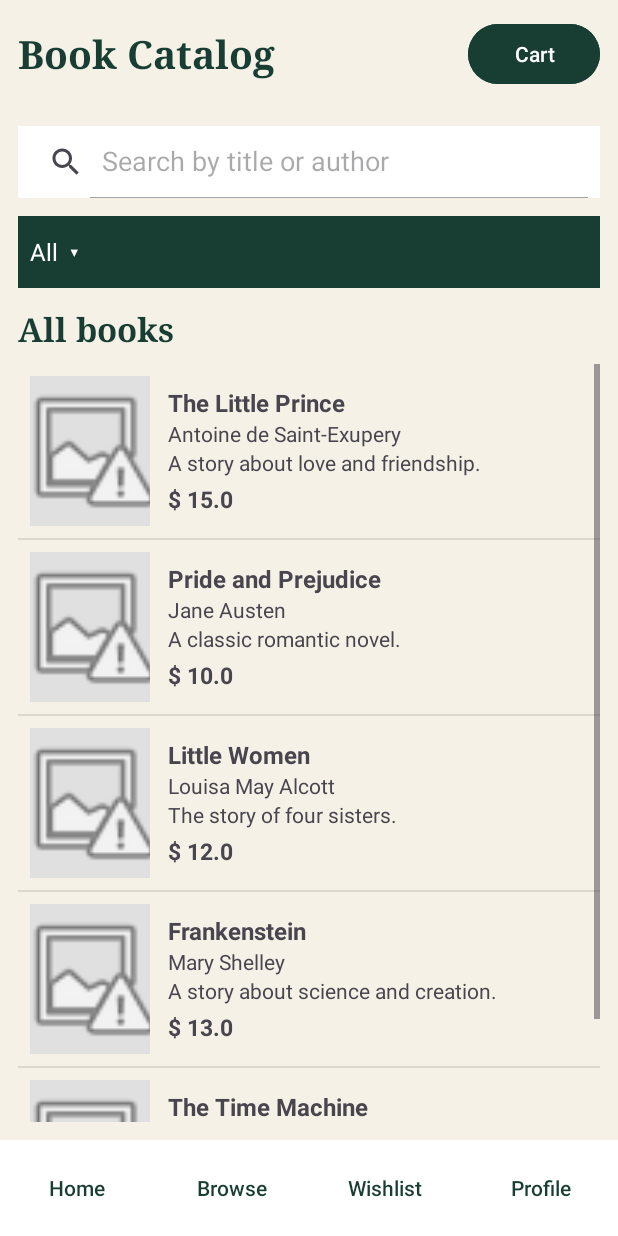
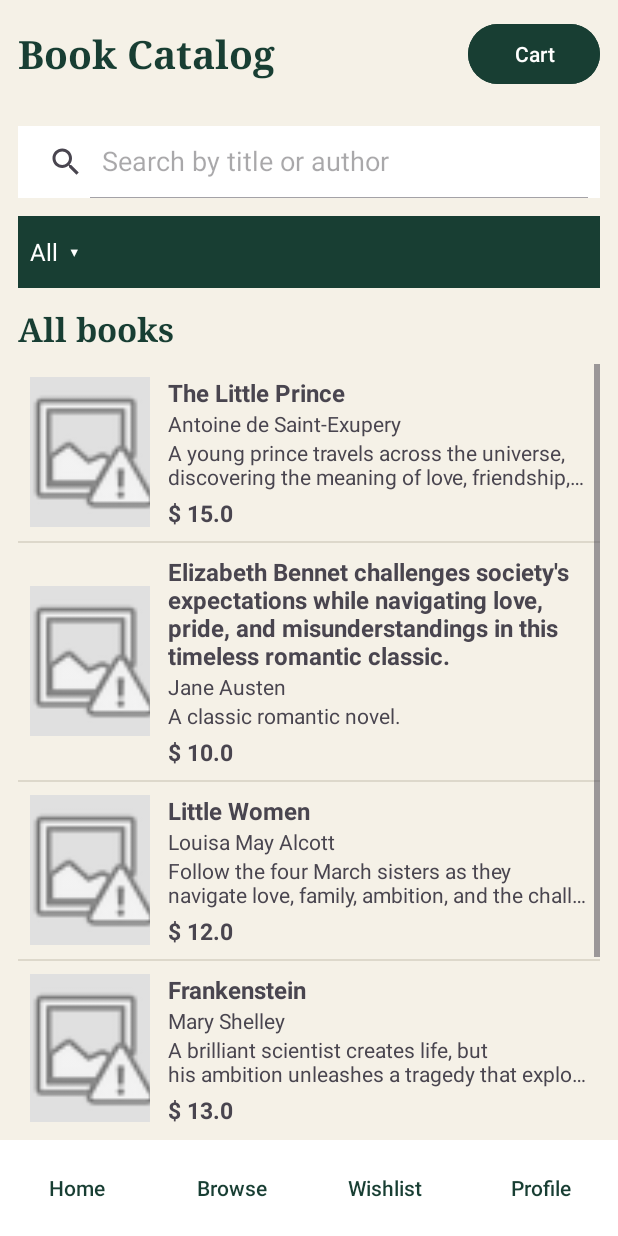
Before and after one commit to kellyMape/Novella-BookStore, an Android app: the screen it shows after launch once a user with an empty profile is signed in (MainActivity), after a tap on "Explore Books", on a phone screen of 412 x 824 dp. Run offline under Robolectric (Android 15) with nearby library versions, the phone set to English and light mode, and no system bars; our stand-ins replace Firebase (no records; nobody signed in at launch, a user with empty details on screens opened directly).

Commit message:
Add book details screen, Firebase covers and catalog improvements

```diff
--- a/app/src/main/java/com/example/novella/CatalogFragment.java
+++ b/app/src/main/java/com/example/novella/CatalogFragment.java
@@ -18,6 +18,8 @@ import androidx.fragment.app.Fragment;
 
 import java.util.ArrayList;
 import java.util.Locale;
+
+import com.google.firebase.storage.FirebaseStorage;
 
 public class CatalogFragment extends Fragment {
 
@@ -55,6 +57,27 @@ public class CatalogFragment extends Fragment {
 
         adapter = new BookAdapter(requireContext(), filteredBooks);
         listViewBooks.setAdapter(adapter);
+        listViewBooks.setOnItemClickListener(
+                (parent, itemView, position, id) -> {
+
+                    Book book = filteredBooks.get(position);
+
+                    android.content.Intent intent =
+                            new android.content.Intent(
+                                    requireContext(),
+                                    BookDetailsActivity.class);
+
+                    intent.putExtra("title", book.getTitle());
+                    intent.putExtra("author", book.getAuthor());
+                    intent.putExtra("description", book.getDescription());
+                    intent.putExtra("genre", book.getGenre());
+                    intent.putExtra("price", book.getPrice());
+                    intent.putExtra("coverUrl", book.getCoverUrl());
+
+                    startActivity(intent);
+                });
+
+        loadCovers();
 
         // Book genres
         String[] genres = {
@@ -167,14 +190,14 @@ public class CatalogFragment extends Fragment {
                 "1",
                 "The Little Prince",
                 "Antoine de Saint-Exupery",
-                "A story about love and friendship.",
+                "A young prince travels across the universe, discovering the meaning of love, friendship, and the things that truly matter in life.",
                 "Fantasy",
                 15.00, "", "", true
         ));
 
         booksList.add(new Book(
                 "2",
-                "Pride and Prejudice",
+                "Elizabeth Bennet challenges society's expectations while navigating love, pride, and misunderstandings in this timeless romantic classic.",
                 "Jane Austen",
                 "A classic romantic novel.",
                 "Romance",
@@ -185,7 +208,7 @@ public class CatalogFragment extends Fragment {
                 "3",
                 "Little Women",
                 "Louisa May Alcott",
-                "The story of four sisters.",
+                "Follow the four March sisters as they navigate love, family, ambition, and the challenges of growing up during the American Civil War.",
                 "Fiction",
                 12.00, "", "", true
         ));
@@ -194,7 +217,7 @@ public class CatalogFragment extends Fragment {
                 "4",
                 "Frankenstein",
                 "Mary Shelley",
-                "A story about science and creation.",
+                "A brilliant scientist creates life, but his ambition unleashes a tragedy that explores loneliness, responsibility, and the consequences of playing God.",
                 "Horror",
                 13.00, "", "", true
         ));
@@ -203,10 +226,38 @@ public class CatalogFragment extends Fragment {
                 "5",
                 "The Time Machine",
                 "H. G. Wells",
-                "A journey through time.",
+                "A daring inventor journeys thousands of years into the future, discovering a mysterious world where humanity has evolved in unexpected ways.",
                 "Science Fiction",
                 11.00, "", "", true
         ));
+    }
+
+    // Load book covers from Firebase Storage
+    private void loadCovers() {
+
+        String[] fileNames = {
+                "The Little Prince.jpg",
+                "pride_and_prejudice.jpg",
+                "1868 Little Women.jpg",
+                "Frankenstein.jpg",
+                "The Time Machine.jpg"
+        };
+
+        for (int i = 0; i < booksList.size(); i++) {
+
+            Book book = booksList.get(i);
+
+            FirebaseStorage.getInstance()
+                    .getReference("book-covers")
+                    .child(fileNames[i])
+                    .getDownloadUrl()
+                    .addOnSuccessListener(uri -> {
+
+                        book.setCoverUrl(uri.toString());
+                        adapter.notifyDataSetChanged();
+
+                    });
+        }
     }
 
     // Search and filter books
--- a/app/src/main/java/com/example/novella/MainActivity.java
+++ b/app/src/main/java/com/example/novella/MainActivity.java
@@ -13,9 +13,10 @@ import androidx.appcompat.app.AppCompatActivity;
 import com.google.firebase.auth.FirebaseAuth;
 import com.google.firebase.auth.FirebaseUser;
 
+
 public class MainActivity extends AppCompatActivity {
 
-    TextView email, pageTitle, temporarySection;
+    TextView email, showName, pageTitle, temporarySection;
 
     View homeSection, profileSection, fragmentContainer;
 
@@ -31,6 +32,7 @@ public class MainActivity extends AppCompatActivity {
         setContentView(R.layout.activity_main);
 
         email = findViewById(R.id.showEmail);
+        showName = findViewById(R.id.showName);
         pageTitle = findViewById(R.id.pageTitle);
 
         homeSection = findViewById(R.id.homeSection);
@@ -59,6 +61,9 @@ public class MainActivity extends AppCompatActivity {
         }
 
         email.setText(currentUser.getEmail());
+        if (currentUser.getDisplayName() != null) {
+            showName.setText(currentUser.getDisplayName());
+        }
 
         // Home
         btnHome.setOnClickListener(v -> showHome());
@@ -87,11 +92,6 @@ public class MainActivity extends AppCompatActivity {
         findViewById(R.id.btnPurchaseHistory).setOnClickListener(v ->
                 showMessage("Purchase History - Coming soon"));
 
-        findViewById(R.id.btnEditProfile).setOnClickListener(v ->
-                showMessage("Edit Profile - Coming soon"));
-
-        findViewById(R.id.btnChangePassword).setOnClickListener(v ->
-                showMessage("Change Password - Coming soon"));
 
         // Sign out
         signout.setOnClickListener(v -> {
@@ -213,10 +213,26 @@ public class MainActivity extends AppCompatActivity {
                 Toast.LENGTH_SHORT).show();
     }
 
+
     @Override
     protected void onSaveInstanceState(Bundle outState) {
         outState.putString("screen",
                 pageTitle.getText().toString());
         super.onSaveInstanceState(outState);
     }
+
+    // Update profile name
+    @Override
+    protected void onResume() {
+        super.onResume();
+
+        FirebaseUser user = firebaseAuth.getCurrentUser();
+
+        if (user != null && showName != null) {
+            String name = user.getDisplayName();
+
+            showName.setText(name == null || name.isEmpty()
+                    ? "Customer" : name);
+        }
+    }
 }
--- a/app/src/main/res/layout/activity_main.xml
+++ b/app/src/main/res/layout/activity_main.xml
@@ -112,6 +112,18 @@
                 android:textColor="#183E33"/>
 
             <TextView
+                android:id="@+id/showName"
+                android:layout_width="match_parent"
+                android:layout_height="wrap_content"
+                android:text="Customer"
+                android:textSize="20sp"
+                android:textStyle="bold"
+                android:textColor="#183E33"
+                android:layout_marginTop="12dp"
+                android:layout_marginBottom="8dp"/>
+
+
+            <TextView
                 android:id="@+id/showEmail"
                 android:layout_width="match_parent"
                 android:layout_height="wrap_content"
```
Also changed, not shown: app/src/main/AndroidManifest.xml (+12 -16 lines), app/src/main/java/com/example/novella/BookAdapter.java (+62 -3 lines), app/src/main/java/com/example/novella/BookDetailsActivity.java (added, +123 -0 lines), app/src/main/res/layout/activity_book_details.xml (added, +149 -0 lines).
